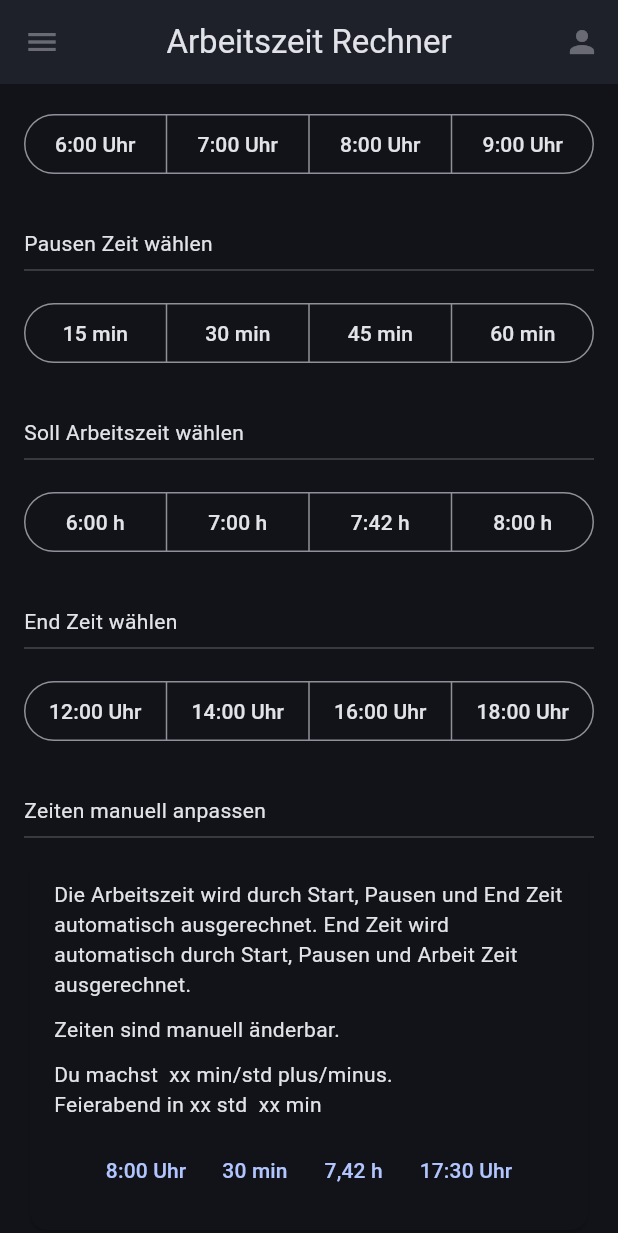
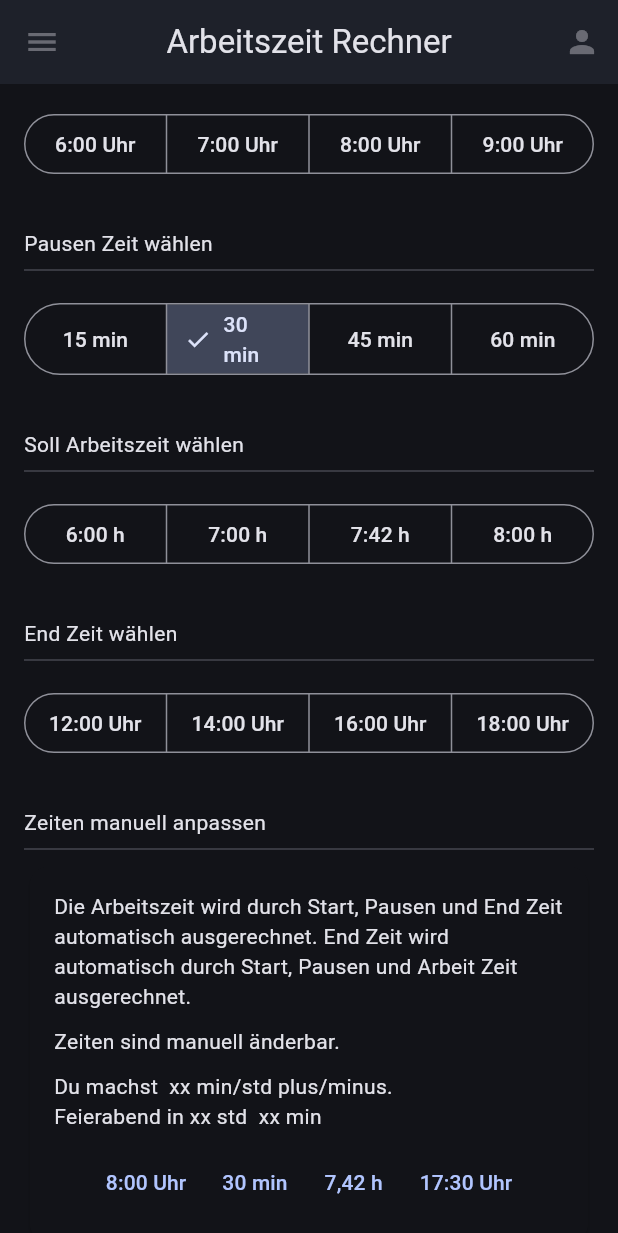
Before and after one commit to Riksorax/Work-Time-Manager, a Flutter app: the screen it shows after launch, scrolled down 46 dp, on a phone screen of 412 x 824 dp. Shown: the top 1233 px of the screen. Run offline on Flutter 3.47's test engine with Material 3 defaults, Android fonts, the phone set to English and light mode, and no system bars; our stand-ins replace flutter_riverpod, riverpod_annotation, shared_preferences; generated files the repository leaves out were written again.

Commit message:
Change now the default break time and chose your manual break time

```diff
--- /dev/null
+++ b/lib/features/presentation/widgets/default_button_segment_widget.dart
@@ -0,0 +1,37 @@
+import 'package:flutter/material.dart';
+
+import 'defeault_button_segment/change_break_time.dart';
+import 'defeault_button_segment/change_end_time.dart';
+import 'defeault_button_segment/change_start_time.dart';
+import 'defeault_button_segment/change_work_time.dart';
+
+class DefaultButtonSegmentWidget extends StatelessWidget {
+  const DefaultButtonSegmentWidget({super.key});
+
+  @override
+  Widget build(BuildContext context) {
+    return const Column(
+      children: [
+        Padding(
+          padding: EdgeInsets.only(top: 16),
+        ),
+        ChangeStartTime(),
+        Padding(
+          padding: EdgeInsets.only(bottom: 16, top: 16),
+        ),
+        ChangeBreakTime(),
+        Padding(
+          padding: EdgeInsets.only(bottom: 16, top: 16),
+        ),
+        ChangeWorkTime(),
+        Padding(
+          padding: EdgeInsets.only(bottom: 16, top: 16),
+        ),
+        ChangeEndTime(),
+        Padding(
+          padding: EdgeInsets.only(bottom: 16, top: 16),
+        ),
+      ],
+    );
+  }
+}
--- a/lib/features/presentation/widgets/change_break_time.dart
+++ b/lib/features/presentation/widgets/defeault_button_segment/change_break_time.dart
@@ -1,11 +1,11 @@
 import 'package:flutter/material.dart';
 import 'package:flutter_riverpod/flutter_riverpod.dart';
-import 'package:flutter_work_time/features/providers/break_time_change.notifier.dart';
+import 'package:flutter_work_time/features/providers/break_time/break_time_change_segment.notifier.dart';
 
-import '../../providers/entities/time_slots.dart';
+import '../../../providers/entities/time_slots.dart';
 
 class ChangeBreakTime extends ConsumerStatefulWidget {
-  const ChangeBreakTime({Key? key}) : super(key: key);
+  const ChangeBreakTime({super.key});
 
   @override
   ConsumerState<ChangeBreakTime> createState() => _ChangeBreakTimeState();
@@ -14,8 +14,7 @@ class ChangeBreakTime extends ConsumerStatefulWidget {
 class _ChangeBreakTimeState extends ConsumerState<ChangeBreakTime> {
   @override
   Widget build(BuildContext context) {
-    DateTime defaultBreak = ref.watch(breakTimeChangeNotifierProvider.notifier).state;
-    Set<BreakTime> timeSlots = <BreakTime>{};
+    BreakTime breakTimeView = ref.watch(breakTimeChangeSegmentNotifierProvider);
     return Container(
       margin: const EdgeInsets.only(left: 16, right: 16),
       child: Column(
@@ -29,29 +28,26 @@ class _ChangeBreakTimeState extends ConsumerState<ChangeBreakTime> {
             child: SegmentedButton(
               segments: const <ButtonSegment<BreakTime>>[
                 ButtonSegment<BreakTime>(
-                  value: BreakTime.firstBreak,
+                  value: BreakTime.fifteenMinBreak,
                   label: Text('15 min'),
                 ),
                 ButtonSegment<BreakTime>(
-                  value: BreakTime.secondBreak,
+                  value: BreakTime.thirtyMinBreak,
                   label: Text('30 min'),
                 ),
                 ButtonSegment<BreakTime>(
-                  value: BreakTime.thirdBreak,
+                  value: BreakTime.fortyFiveMinuteBreak,
                   label: Text('45 min'),
                 ),
                 ButtonSegment<BreakTime>(
-                  value: BreakTime.fourthBreak,
+                  value: BreakTime.sixtyMinuteBreak,
                   label: Text('60 min'),
                 ),
               ],
-              selected: timeSlots,
+              selected: <BreakTime>{breakTimeView},
               onSelectionChanged: (Set<BreakTime> newSelection) {
-                setState(
-                      () {
-                    timeSlots = newSelection;
-                  },
-                );
+                ref.read(breakTimeChangeSegmentNotifierProvider.notifier)
+                    .setBreakTimeChange(newSelection.first);
               },
               emptySelectionAllowed: true,
             ),
--- a/lib/features/presentation/widgets/change_end_time.dart
+++ b/lib/features/presentation/widgets/defeault_button_segment/change_end_time.dart
@@ -1,6 +1,6 @@
 import 'package:flutter/material.dart';
 
-import '../../providers/entities/time_slots.dart';
+import '../../../providers/entities/time_slots.dart';
 
 class ChangeEndTime extends StatefulWidget {
   const ChangeEndTime({Key? key}) : super(key: key);
--- a/lib/features/presentation/widgets/change_start_time.dart
+++ b/lib/features/presentation/widgets/defeault_button_segment/change_start_time.dart
@@ -1,6 +1,6 @@
 import 'package:flutter/material.dart';
 
-import '../../providers/entities/time_slots.dart';
+import '../../../providers/entities/time_slots.dart';
 
 class ChangeStartTime extends StatefulWidget {
   const ChangeStartTime({super.key});
--- a/lib/features/presentation/widgets/change_work_time.dart
+++ b/lib/features/presentation/widgets/defeault_button_segment/change_work_time.dart
@@ -1,6 +1,6 @@
 import 'package:flutter/material.dart';
 
-import '../../providers/entities/time_slots.dart';
+import '../../../providers/entities/time_slots.dart';
 
 class ChangeWorkTime extends StatefulWidget {
   const ChangeWorkTime({Key? key}) : super(key: key);
--- a/lib/features/presentation/widgets/manual_time_picker.dart
+++ b/lib/features/presentation/widgets/manual_time_picker.dart
@@ -1,4 +1,8 @@
 import 'package:flutter/material.dart';
+import 'package:flutter_work_time/features/presentation/widgets/manual_work_time_picker/change_break_time_manual.dart';
+import 'package:flutter_work_time/features/presentation/widgets/manual_work_time_picker/change_end_time_manual.dart';
+import 'package:flutter_work_time/features/presentation/widgets/manual_work_time_picker/change_start_time_manual.dart';
+import 'package:flutter_work_time/features/presentation/widgets/manual_work_time_picker/change_work_time_manual.dart';
 
 class ManualTimePicker extends StatefulWidget {
   const ManualTimePicker({super.key});
@@ -14,81 +18,37 @@ class _ManualTimePickerState extends State<ManualTimePicker> {
 
     return Container(
       padding: const EdgeInsets.only(left: 16, right: 16),
-      child: Column(
+      child: const Column(
         crossAxisAlignment: CrossAxisAlignment.start,
         children: [
-          const Text("Zeiten manuell anpassen"),
-          const Divider(),
+          Text("Zeiten manuell anpassen"),
+          Divider(),
           Card(
             child: Padding(
-              padding: const EdgeInsets.all(16),
+              padding: EdgeInsets.all(16),
               child: Column(
                 crossAxisAlignment: CrossAxisAlignment.start,
                 children: [
-                  const Text("Die Arbeitszeit wird durch Start, "
+                  Text("Die Arbeitszeit wird durch Start, "
                       "Pausen und End Zeit automatisch ausgerechnet. "
                       "End Zeit wird automatisch durch Start, "
                       "Pausen und Arbeit Zeit ausgerechnet."),
-                  const SizedBox(height: 10),
-                  const Text("Zeiten sind manuell änderbar."),
-                  const SizedBox(height: 10),
-                  const Text("Du machst  xx min/std plus/minus."),
-                  const Text("Feierabend in xx std  xx min"),
-                  const Padding(padding: EdgeInsets.only(bottom: 10)),
+                  SizedBox(height: 10),
+                  Text("Zeiten sind manuell änderbar."),
+                  SizedBox(height: 10),
+                  Text("Du machst  xx min/std plus/minus."),
+                  Text("Feierabend in xx std  xx min"),
+                  Padding(padding: EdgeInsets.only(bottom: 10)),
                   SizedBox(
                     width: double.infinity,
                     child: Column(
                       children: [
                         OverflowBar(
                           children: [
-                            TextButton(
-                              child: const Text('8:00 Uhr'),
-                              onPressed: () {
-                                showTimePicker(
-                                    context: context,
-                                    initialTime: TimeOfDay.now(),
-                                    cancelText: "Abbrechen",
-                                    helpText: "Start Zeit",
-                                    hourLabelText: "Stunden",
-                                    minuteLabelText: "Minuten");
-                              },
-                            ),
-                            TextButton(
-                              child: const Text('30 min'),
-                              onPressed: () {
-                                showTimePicker(
-                                    context: context,
-                                    initialTime: TimeOfDay.now(),
-                                    cancelText: "Abbrechen",
-                                    helpText: "Pause",
-                                    hourLabelText: "Stunden",
-                                    minuteLabelText: "Minuten");
-                              },
-                            ),
-                            TextButton(
-                              child: const Text('7,42 h'),
-                              onPressed: () {
-                                showTimePicker(
-                                    context: context,
-                                    initialTime: TimeOfDay.now(),
-                                    cancelText: "Abbrechen",
-                                    helpText: "Arbeits Stunden",
-                                    hourLabelText: "Stunden",
-                                    minuteLabelText: "Minuten");
-                              },
-                            ),
-                            TextButton(
-                              child: const Text('17:30 Uhr'),
-                              onPressed: () {
-                                showTimePicker(
-                                    context: context,
-                                    initialTime: TimeOfDay.now(),
-                                    cancelText: "Abbrechen",
-                                    helpText: "End Zeit",
-                                    hourLabelText: "Stunden",
-                                    minuteLabelText: "Minuten");
-                              },
-                            ),
+                            ChangeStartTimeManual(),
+                            ChangeBreakTimeManual(),
+                            ChangeWorkTimeManual(),
+                            ChangeEndTimeManual(),
                           ],
                         )
                       ],
--- /dev/null
+++ b/lib/features/presentation/widgets/manual_work_time_picker/change_break_time_manual.dart
@@ -0,0 +1,35 @@
+import 'package:flutter/material.dart';
+import 'package:flutter_riverpod/flutter_riverpod.dart';
+import 'package:flutter_work_time/features/providers/break_time/break_time_change_manual.notifier.dart';
+
+class ChangeBreakTimeManual extends ConsumerStatefulWidget {
+  const ChangeBreakTimeManual({super.key});
+
+  @override
+  ConsumerState<ChangeBreakTimeManual> createState() => _ChangeBreakTimeManualState();
+}
+
+class _ChangeBreakTimeManualState extends ConsumerState<ChangeBreakTimeManual> {
+  @override
+  Widget build(BuildContext context) {
+    final defaultBreakTime = ref.watch(breakTimeChangeManualNotifierProvider);
+    String minuteString = defaultBreakTime.minute.toString();
+    String hourString = defaultBreakTime.hour.toString();
+    return TextButton(
+      child: defaultBreakTime.hour > 0 ? Text("$hourString Std $minuteString min") : Text("$minuteString min"),
+      onPressed: () async {
+        int hour = defaultBreakTime.hour;
+        int minute = defaultBreakTime.minute;
+        final selectedTime  = await showTimePicker(
+            context: context,
+            initialTime: TimeOfDay(hour: hour, minute: minute,),
+            cancelText: "Abbrechen",
+            helpText: "Pause",
+            hourLabelText: "Stunden",
+            minuteLabelText: "Minuten",
+        );
+        ref.read(breakTimeChangeManualNotifierProvider.notifier).setDateTimeManual(selectedTime!);
+      },
+    );
+  }
+}
--- /dev/null
+++ b/lib/features/presentation/widgets/manual_work_time_picker/change_end_time_manual.dart
@@ -0,0 +1,27 @@
+import 'package:flutter/material.dart';
+import 'package:flutter_riverpod/flutter_riverpod.dart';
+
+class ChangeEndTimeManual extends ConsumerStatefulWidget {
+  const ChangeEndTimeManual({super.key});
+
+  @override
+  ConsumerState<ChangeEndTimeManual> createState() => _ChangeEndTimeManualState();
+}
+
+class _ChangeEndTimeManualState extends ConsumerState<ChangeEndTimeManual> {
+  @override
+  Widget build(BuildContext context) {
+    return TextButton(
+      child: const Text('17:30 Uhr'),
+      onPressed: () {
+        showTimePicker(
+            context: context,
+            initialTime: TimeOfDay.now(),
+            cancelText: "Abbrechen",
+            helpText: "End Zeit",
+            hourLabelText: "Stunden",
+            minuteLabelText: "Minuten");
+      },
+    );
+  }
+}
--- /dev/null
+++ b/lib/features/presentation/widgets/manual_work_time_picker/change_start_time_manual.dart
@@ -0,0 +1,27 @@
+import 'package:flutter/material.dart';
+import 'package:flutter_riverpod/flutter_riverpod.dart';
+
+class ChangeStartTimeManual extends ConsumerStatefulWidget {
+  const ChangeStartTimeManual({super.key});
+
+  @override
+  ConsumerState<ChangeStartTimeManual> createState() => _ChangeStartTimeManualState();
+}
+
+class _ChangeStartTimeManualState extends ConsumerState<ChangeStartTimeManual> {
+  @override
+  Widget build(BuildContext context) {
+    return TextButton(
+      child: const Text('8:00 Uhr'),
+      onPressed: () {
+        showTimePicker(
+            context: context,
+            initialTime: TimeOfDay.now(),
+            cancelText: "Abbrechen",
+            helpText: "Start Zeit",
+            hourLabelText: "Stunden",
+            minuteLabelText: "Minuten");
+      },
+    );
+  }
+}
--- /dev/null
+++ b/lib/features/presentation/widgets/manual_work_time_picker/change_work_time_manual.dart
@@ -0,0 +1,27 @@
+import 'package:flutter/material.dart';
+import 'package:flutter_riverpod/flutter_riverpod.dart';
+
+class ChangeWorkTimeManual extends ConsumerStatefulWidget {
+  const ChangeWorkTimeManual({super.key});
+
+  @override
+  ConsumerState<ChangeWorkTimeManual> createState() => _ChangeWorkTimeManualState();
+}
+
+class _ChangeWorkTimeManualState extends ConsumerState<ChangeWorkTimeManual> {
+  @override
+  Widget build(BuildContext context) {
+    return TextButton(
+      child: const Text('7,42 h'),
+      onPressed: () {
+        showTimePicker(
+            context: context,
+            initialTime: TimeOfDay.now(),
+            cancelText: "Abbrechen",
+            helpText: "Arbeits Stunden",
+            hourLabelText: "Stunden",
+            minuteLabelText: "Minuten");
+      },
+    );
+  }
+}
--- a/lib/features/presentation/work_time_screen.dart
+++ b/lib/features/presentation/work_time_screen.dart
@@ -1,9 +1,11 @@
 import 'package:flutter/material.dart';
-import 'package:flutter_work_time/features/presentation/widgets/change_break_time.dart';
-import 'package:flutter_work_time/features/presentation/widgets/change_end_time.dart';
-import 'package:flutter_work_time/features/presentation/widgets/change_start_time.dart';
-import 'package:flutter_work_time/features/presentation/widgets/change_work_time.dart';
+import 'package:flutter_work_time/features/presentation/widgets/default_button_segment_widget.dart';
+import 'package:flutter_work_time/features/presentation/widgets/defeault_button_segment/change_break_time.dart';
+import 'package:flutter_work_time/features/presentation/widgets/defeault_button_segment/change_end_time.dart';
 import 'package:flutter_work_time/features/presentation/widgets/manual_time_picker.dart';
+
+import 'widgets/defeault_button_segment/change_start_time.dart';
+import 'widgets/defeault_button_segment/change_work_time.dart';
 
 class WorkTimeScreen extends StatelessWidget {
   const WorkTimeScreen({super.key});
@@ -12,25 +14,7 @@ class WorkTimeScreen extends StatelessWidget {
   Widget build(BuildContext context) {
     return const Column(
       children: [
-        Padding(
-          padding: EdgeInsets.only(top: 16),
-        ),
-        ChangeStartTime(),
-        Padding(
-          padding: EdgeInsets.only(bottom: 16, top: 16),
-        ),
-        ChangeBreakTime(),
-        Padding(
-          padding: EdgeInsets.only(bottom: 16, top: 16),
-        ),
-        ChangeWorkTime(),
-        Padding(
-          padding: EdgeInsets.only(bottom: 16, top: 16),
-        ),
-        ChangeEndTime(),
-        Padding(
-          padding: EdgeInsets.only(bottom: 16, top: 16),
-        ),
+        DefaultButtonSegmentWidget(),
         ManualTimePicker(),
       ],
     );
--- a/lib/features/providers/entities/time_slots.dart
+++ b/lib/features/providers/entities/time_slots.dart
@@ -6,10 +6,10 @@ enum StartTime{
 }
 
 enum BreakTime{
-  firstBreak,
-  secondBreak,
-  thirdBreak,
-  fourthBreak
+  fifteenMinBreak,
+  thirtyMinBreak,
+  fortyFiveMinuteBreak,
+  sixtyMinuteBreak
 }
 
 enum WorkTime{
--- a/pubspec.yaml
+++ b/pubspec.yaml
@@ -32,7 +32,7 @@ dependencies:
     sdk: flutter
   http: ^1.2.1
   intl: ^0.19.0
-  shared_preferences: ^2.2.2
+  shared_preferences: ^2.2.3
   flutter_riverpod: ^2.5.1
   riverpod_annotation: ^2.3.5
 
@@ -52,7 +52,7 @@ dev_dependencies:
   # activated in the `analysis_options.yaml` file located at the root of your
   # package. See that file for information about deactivating specific lint
   # rules and activating additional ones.
-  flutter_lints: ^3.0.1
+  flutter_lints: ^3.0.2
   build_runner: ^2.4.9
   custom_lint: ^0.6.4
 
```
Also changed, not shown: lib/features/providers/break_time/break_time_change_manual.notifier.dart (added, +16 -0 lines), lib/features/providers/break_time/break_time_change_segment.notifier.dart (added, +16 -0 lines), lib/features/providers/break_time_change.notifier.dart (deleted, +0 -15 lines), lib/features/providers/break_time/break_time_change_manual.notifier.g.dart (added), lib/features/providers/break_time/break_time_change_segment.notifier.g.dart (added), lib/features/providers/break_time_change.notifier.g.dart (deleted), lib/features/providers/end_time/end_time_change.notifier.dart (renamed from lib/features/providers/end_time_change.notifier.dart), lib/features/providers/end_time/end_time_change.notifier.g.dart (renamed from lib/features/providers/end_time_change.notifier.g.dart), lib/features/providers/start_time/start_time_change.notifier.dart (renamed from lib/features/providers/start_time_change.notifier.dart), lib/features/providers/start_time/start_time_change.notifier.g.dart (renamed from lib/features/providers/start_time_change.notifier.g.dart), lib/features/providers/work_time/work_time_change.notifier.dart (renamed from lib/features/providers/work_time_change.notifier.dart), lib/features/providers/work_time/work_time_change.notifier.g.dart (renamed from lib/features/providers/work_time_change.notifier.g.dart), pubspec.lock.
